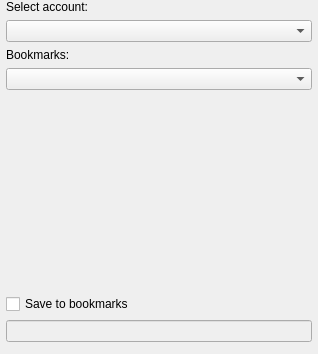
Qt form src/corelayers/joingroupchatdlg/joingroupchat.ui (euroelessar/qutim) before a commit.
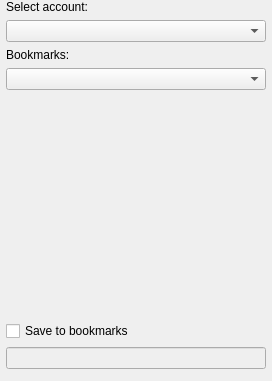
The same form after that commit. Custom widgets are drawn as their Qt base class.

The edit to the form file:
```diff
--- a/src/corelayers/joingroupchatdlg/joingroupchat.ui
+++ b/src/corelayers/joingroupchatdlg/joingroupchat.ui
@@ -6,8 +6,8 @@
    <rect>
     <x>0</x>
     <y>0</y>
-    <width>318</width>
-    <height>354</height>
+    <width>272</width>
+    <height>381</height>
    </rect>
   </property>
   <property name="windowTitle">
```
